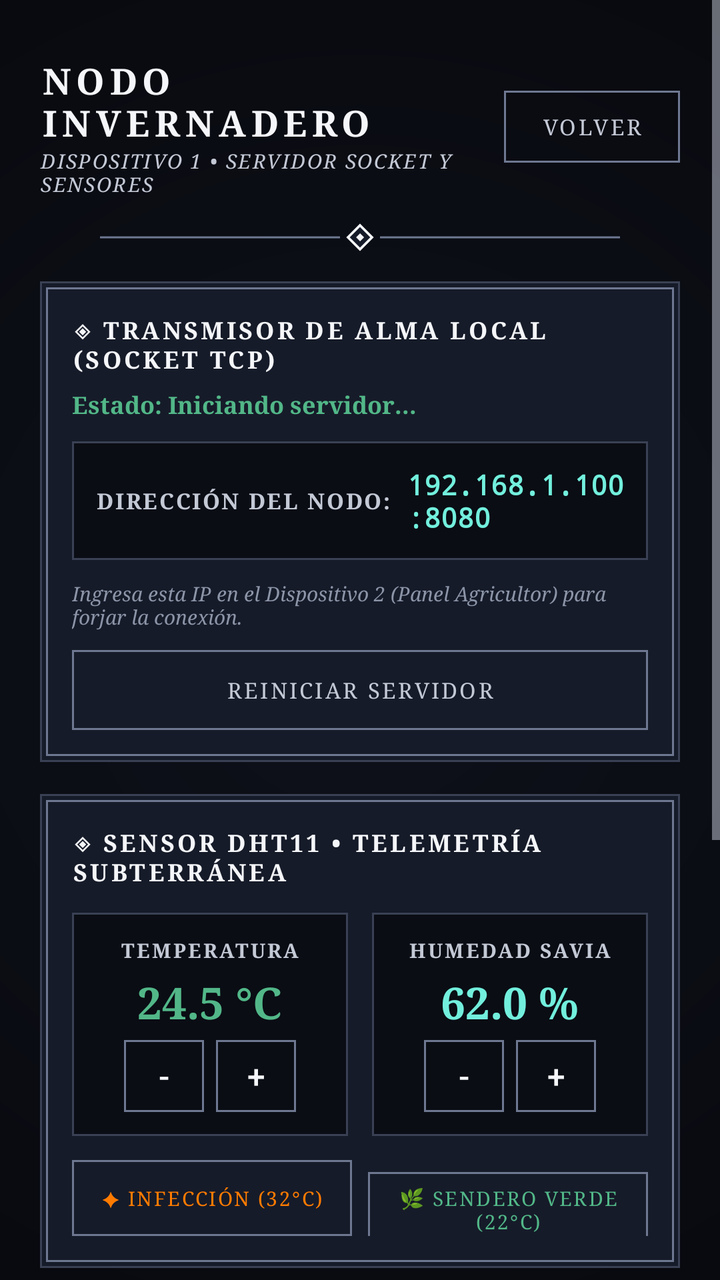
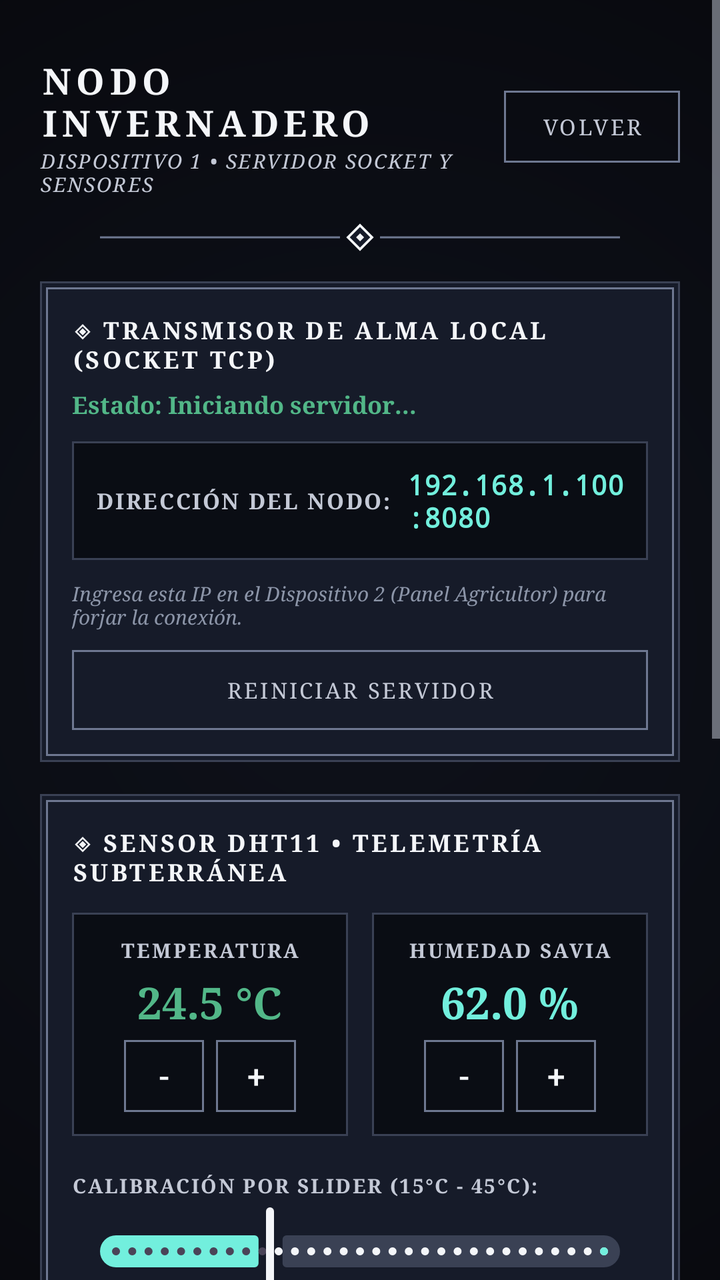

An Android layout rendered at two revisions. The XML below is the earlier revision; the diff shows what the commit changed to produce the second picture.
<!-- AndroidManifest.xml: application theme Theme.InvernaderoIoT -->
<!-- res/layout/activity_greenhouse_node.xml -->
<?xml version="1.0" encoding="utf-8"?>
<ScrollView xmlns:android="http://schemas.android.com/apk/res/android"
    xmlns:app="http://schemas.android.com/apk/res-auto"
    xmlns:tools="http://schemas.android.com/tools"
    android:id="@+id/main"
    android:layout_width="match_parent"
    android:layout_height="match_parent"
    android:background="@drawable/bg_void_vignette"
    android:fillViewport="true">

    <LinearLayout
        android:layout_width="match_parent"
        android:layout_height="wrap_content"
        android:orientation="vertical"
        android:padding="20dp">

        
        <LinearLayout
            android:layout_width="match_parent"
            android:layout_height="wrap_content"
            android:orientation="horizontal"
            android:gravity="center_vertical"
            android:layout_marginTop="8dp"
            android:layout_marginBottom="12dp">

            <LinearLayout
                android:layout_width="0dp"
                android:layout_height="wrap_content"
                android:layout_weight="1"
                android:orientation="vertical">

                <TextView
                    android:layout_width="wrap_content"
                    android:layout_height="wrap_content"
                    android:text="NODO INVERNADERO"
                    android:textSize="18sp"
                    android:textStyle="bold"
                    android:fontFamily="serif"
                    android:letterSpacing="0.14"
                    android:textAllCaps="true"
                    android:textColor="@color/hk_text_soul" />

                <TextView
                    android:layout_width="wrap_content"
                    android:layout_height="wrap_content"
                    android:text="DISPOSITIVO 1 • SERVIDOR SOCKET Y SENSORES"
                    android:textSize="10sp"
                    android:fontFamily="serif"
                    android:letterSpacing="0.08"
                    android:textAllCaps="true"
                    android:textColor="@color/hk_text_mask"
                    android:textStyle="italic" />
            </LinearLayout>

            <androidx.appcompat.widget.AppCompatButton
                android:id="@+id/btnBack"
                android:layout_width="wrap_content"
                android:layout_height="36dp"
                android:text="VOLVER"
                android:fontFamily="serif"
                android:letterSpacing="0.10"
                android:textColor="@color/hk_text_mask"
                android:textSize="11sp"
                android:background="@drawable/bg_secondary_button"
                android:paddingHorizontal="14dp" />
        </LinearLayout>

        
        <ImageView
            android:layout_width="match_parent"
            android:layout_height="16dp"
            android:layout_marginBottom="14dp"
            android:src="@drawable/ic_hallownest_divider"
            android:contentDescription="Divisor" />

        
        <LinearLayout
            android:layout_width="match_parent"
            android:layout_height="wrap_content"
            android:orientation="vertical"
            android:background="@drawable/bg_hallownest_card"
            android:padding="16dp"
            android:layout_marginBottom="16dp">

            <TextView
                android:layout_width="wrap_content"
                android:layout_height="wrap_content"
                android:text="◈ TRANSMISOR DE ALMA LOCAL (SOCKET TCP)"
                android:textSize="12sp"
                android:textStyle="bold"
                android:fontFamily="serif"
                android:letterSpacing="0.12"
                android:textAllCaps="true"
                android:textColor="@color/hk_text_soul"
                android:layout_marginBottom="6dp" />

            <TextView
                android:id="@+id/tvServerStatus"
                android:layout_width="wrap_content"
                android:layout_height="wrap_content"
                android:text="Estado: Iniciando servidor..."
                android:textSize="12sp"
                android:fontFamily="serif"
                android:textColor="@color/hk_accent_greenpath"
                android:textStyle="bold"
                android:layout_marginBottom="10dp" />

            
            <LinearLayout
                android:layout_width="match_parent"
                android:layout_height="wrap_content"
                android:orientation="horizontal"
                android:background="@drawable/bg_charm_well"
                android:padding="12dp"
                android:gravity="center_vertical"
                android:layout_marginBottom="10dp">

                <TextView
                    android:layout_width="wrap_content"
                    android:layout_height="wrap_content"
                    android:text="DIRECCIÓN DEL NODO:"
                    android:textStyle="bold"
                    android:fontFamily="serif"
                    android:letterSpacing="0.08"
                    android:textColor="@color/hk_text_mask"
                    android:textSize="11sp"
                    android:layout_marginEnd="8dp" />

                <TextView
                    android:id="@+id/tvServerIpAddress"
                    android:layout_width="0dp"
                    android:layout_height="wrap_content"
                    android:layout_weight="1"
                    android:text="192.168.1.100:8080"
                    android:textStyle="bold"
                    android:fontFamily="monospace"
                    android:textSize="14sp"
                    android:textColor="@color/hk_accent_lifeblood_glow" />
            </LinearLayout>

            <TextView
                android:layout_width="wrap_content"
                android:layout_height="wrap_content"
                android:text="Ingresa esta IP en el Dispositivo 2 (Panel Agricultor) para forjar la conexión."
                android:textSize="10sp"
                android:fontFamily="serif"
                android:textColor="@color/hk_text_lore"
                android:textStyle="italic"
                android:layout_marginBottom="10dp" />

            <androidx.appcompat.widget.AppCompatButton
                android:id="@+id/btnToggleServer"
                android:layout_width="match_parent"
                android:layout_height="40dp"
                android:text="REINICIAR SERVIDOR"
                android:fontFamily="serif"
                android:letterSpacing="0.10"
                android:textColor="@color/hk_text_mask"
                android:textSize="11sp"
                android:background="@drawable/bg_secondary_button" />

        </LinearLayout>

        
        <LinearLayout
            android:layout_width="match_parent"
            android:layout_height="wrap_content"
            android:orientation="vertical"
            android:background="@drawable/bg_hallownest_card"
            android:padding="16dp"
            android:layout_marginBottom="16dp">

            <TextView
                android:layout_width="wrap_content"
                android:layout_height="wrap_content"
                android:text="◈ SENSOR DHT11 • TELEMETRÍA SUBTERRÁNEA"
                android:textSize="12sp"
                android:textStyle="bold"
                android:fontFamily="serif"
                android:letterSpacing="0.12"
                android:textAllCaps="true"
                android:textColor="@color/hk_text_soul"
                android:layout_marginBottom="12dp" />

            
            <LinearLayout
                android:layout_width="match_parent"
                android:layout_height="wrap_content"
                android:orientation="horizontal"
                android:baselineAligned="false"
                android:layout_marginBottom="12dp">

                
                <LinearLayout
                    android:layout_width="0dp"
                    android:layout_height="wrap_content"
                    android:layout_weight="1"
                    android:orientation="vertical"
                    android:gravity="center"
                    android:background="@drawable/bg_charm_well"
                    android:padding="12dp"
                    android:layout_marginEnd="6dp">

                    <TextView
                        android:layout_width="wrap_content"
                        android:layout_height="wrap_content"
                        android:text="TEMPERATURA"
                        android:textSize="10sp"
                        android:fontFamily="serif"
                        android:letterSpacing="0.10"
                        android:textStyle="bold"
                        android:textColor="@color/hk_text_mask" />

                    <TextView
                        android:id="@+id/tvNodeTemp"
                        android:layout_width="wrap_content"
                        android:layout_height="wrap_content"
                        android:text="24.5 °C"
                        android:textSize="22sp"
                        android:textStyle="bold"
                        android:fontFamily="serif"
                        android:textColor="@color/hk_accent_greenpath"
                        android:layout_marginVertical="4dp" />

                    <LinearLayout
                        android:layout_width="wrap_content"
                        android:layout_height="wrap_content"
                        android:orientation="horizontal">

                        <androidx.appcompat.widget.AppCompatButton
                            android:id="@+id/btnTempMinus"
                            android:layout_width="40dp"
                            android:layout_height="36dp"
                            android:text="-"
                            android:textColor="@color/hk_text_soul"
                            android:textSize="16sp"
                            android:background="@drawable/bg_secondary_button"
                            android:layout_marginEnd="6dp" />

                        <androidx.appcompat.widget.AppCompatButton
                            android:id="@+id/btnTempPlus"
                            android:layout_width="40dp"
                            android:layout_height="36dp"
                            android:text="+"
                            android:textColor="@color/hk_text_soul"
                            android:textSize="16sp"
                            android:background="@drawable/bg_secondary_button" />
                    </LinearLayout>
                </LinearLayout>

                
                <LinearLayout
                    android:layout_width="0dp"
                    android:layout_height="wrap_content"
                    android:layout_weight="1"
                    android:orientation="vertical"
                    android:gravity="center"
                    android:background="@drawable/bg_charm_well"
                    android:padding="12dp"
                    android:layout_marginStart="6dp">

                    <TextView
                        android:layout_width="wrap_content"
                        android:layout_height="wrap_content"
                        android:text="HUMEDAD SAVIA"
                        android:textSize="10sp"
                        android:fontFamily="serif"
                        android:letterSpacing="0.10"
                        android:textStyle="bold"
                        android:textColor="@color/hk_text_mask" />

                    <TextView
                        android:id="@+id/tvNodeHumidity"
                        android:layout_width="wrap_content"
                        android:layout_height="wrap_content"
                        android:text="62.0 %"
                        android:textSize="22sp"
                        android:textStyle="bold"
                        android:fontFamily="serif"
                        android:textColor="@color/hk_accent_lifeblood_glow"
                        android:layout_marginVertical="4dp" />

                    <LinearLayout
                        android:layout_width="wrap_content"
                        android:layout_height="wrap_content"
                        android:orientation="horizontal">

                        <androidx.appcompat.widget.AppCompatButton
                            android:id="@+id/btnHumMinus"
                            android:layout_width="40dp"
                            android:layout_height="36dp"
                            android:text="-"
                            android:textColor="@color/hk_text_soul"
                            android:textSize="16sp"
                            android:background="@drawable/bg_secondary_button"
                            android:layout_marginEnd="6dp" />

                        <androidx.appcompat.widget.AppCompatButton
                            android:id="@+id/btnHumPlus"
                            android:layout_width="40dp"
                            android:layout_height="36dp"
                            android:text="+"
                            android:textColor="@color/hk_text_soul"
                            android:textSize="16sp"
                            android:background="@drawable/bg_secondary_button" />
                    </LinearLayout>
                </LinearLayout>
            </LinearLayout>

            
            <LinearLayout
                android:layout_width="match_parent"
                android:layout_height="wrap_content"
                android:orientation="horizontal">

                <androidx.appcompat.widget.AppCompatButton
                    android:id="@+id/btnSimulateHeatAlert"
                    android:layout_width="0dp"
                    android:layout_height="38dp"
                    android:layout_weight="1"
                    android:text="✦ INFECCIÓN (32°C)"
                    android:fontFamily="serif"
                    android:letterSpacing="0.08"
                    android:textColor="@color/hk_accent_infection"
                    android:textSize="10sp"
                    android:background="@drawable/bg_secondary_button"
                    android:layout_marginEnd="4dp" />

                <androidx.appcompat.widget.AppCompatButton
                    android:id="@+id/btnSimulateOptimal"
                    android:layout_width="0dp"
                    android:layout_height="38dp"
                    android:layout_weight="1"
                    android:text="🌿 SENDERO VERDE (22°C)"
                    android:fontFamily="serif"
                    android:letterSpacing="0.08"
                    android:textColor="@color/hk_accent_greenpath"
                    android:textSize="10sp"
                    android:background="@drawable/bg_secondary_button"
                    android:layout_marginStart="4dp" />
            </LinearLayout>

        </LinearLayout>

        
        <LinearLayout
            android:layout_width="match_parent"
            android:layout_height="wrap_content"
            android:orientation="vertical"
            android:background="@drawable/bg_hallownest_card"
            android:padding="16dp"
            android:layout_marginBottom="16dp">

            <TextView
                android:layout_width="wrap_content"
                android:layout_height="wrap_content"
                android:text="◈ ACTUADOR • CORRIENTE DE AIRE"
                android:textSize="12sp"
                android:textStyle="bold"
                android:fontFamily="serif"
                android:letterSpacing="0.12"
                android:textAllCaps="true"
                android:textColor="@color/hk_text_soul"
                android:layout_marginBottom="8dp" />

            
            <TextView
                android:id="@+id/tvNodeFanStatus"
                android:layout_width="match_parent"
                android:layout_height="wrap_content"
                android:text="VENTILADOR: EN REPOSO"
                android:textSize="13sp"
                android:textStyle="bold"
                android:fontFamily="serif"
                android:letterSpacing="0.12"
                android:textAllCaps="true"
                android:textColor="@color/hk_text_soul"
                android:background="@drawable/bg_charm_well"
                android:gravity="center"
                android:paddingVertical="12dp"
                android:layout_marginBottom="8dp" />

            <TextView
                android:id="@+id/tvNodeMode"
                android:layout_width="wrap_content"
                android:layout_height="wrap_content"
                android:text="Modo: AUTOMÁTICO (Enfriamiento activo si T > 28°C)"
                android:textSize="11sp"
                android:fontFamily="serif"
                android:textColor="@color/hk_text_lore"
                android:textStyle="italic" />

        </LinearLayout>

        
        <LinearLayout
            android:layout_width="match_parent"
            android:layout_height="wrap_content"
            android:orientation="vertical"
            android:background="@drawable/bg_charm_well"
            android:padding="14dp"
            android:layout_marginBottom="16dp">

            <TextView
                android:layout_width="wrap_content"
                android:layout_height="wrap_content"
                android:text="TABLILLA DE TRANSMISIONES EN VIVO (LOG)"
                android:textColor="@color/hk_text_mask"
                android:textStyle="bold"
                android:fontFamily="serif"
                android:letterSpacing="0.10"
                android:textSize="11sp"
                android:layout_marginBottom="6dp" />

            <TextView
                android:id="@+id/tvNodeConsole"
                android:layout_width="match_parent"
                android:layout_height="90dp"
                android:text="> Esperando conexión del Agricultor..."
                android:textColor="@color/hk_accent_lifeblood_glow"
                android:fontFamily="monospace"
                android:textSize="11sp"
                android:scrollbars="vertical" />
        </LinearLayout>

    </LinearLayout>
</ScrollView>
<!-- resources referenced by this layout -->
<resources>
  <color name="hk_accent_greenpath">#52B788</color>
  <color name="hk_accent_infection">#FF7B00</color>
  <color name="hk_accent_lifeblood_glow">#72EFDD</color>
  <color name="hk_text_lore">#8C95A8</color>
  <color name="hk_text_mask">#C4C9D6</color>
  <color name="hk_text_soul">#F4F6F9</color>
  <!-- drawable bg_charm_well (drawable) -->
  <?xml version="1.0" encoding="utf-8"?>
  <shape xmlns:android="http://schemas.android.com/apk/res/android"
      android:shape="rectangle">
      <solid android:color="@color/hk_surface_dark_well" />
      <stroke
          android:width="1dp"
          android:color="@color/hk_border_stone" />
  </shape>
  <!-- drawable bg_hallownest_card (drawable) -->
  <?xml version="1.0" encoding="utf-8"?>
  <layer-list xmlns:android="http://schemas.android.com/apk/res/android">
      
      <item>
          <shape android:shape="rectangle">
              <solid android:color="@color/hk_surface_card" />
              <stroke
                  android:width="1dp"
                  android:color="@color/hk_border_stone" />
          </shape>
      </item>
  
      
      <item
          android:top="3dp"
          android:bottom="3dp"
          android:left="3dp"
          android:right="3dp">
          <shape android:shape="rectangle">
              <solid android:color="@color/hk_surface_card" />
              <stroke
                  android:width="1dp"
                  android:color="@color/hk_border_pale_ore" />
          </shape>
      </item>
  </layer-list>
  <!-- drawable bg_secondary_button (drawable) -->
  <?xml version="1.0" encoding="utf-8"?>
  <selector xmlns:android="http://schemas.android.com/apk/res/android">
      <item android:state_pressed="true">
          <shape android:shape="rectangle">
              <solid android:color="@color/hk_surface_card" />
              <stroke
                  android:width="1dp"
                  android:color="@color/hk_text_soul" />
          </shape>
      </item>
      <item>
          <shape android:shape="rectangle">
              <solid android:color="@android:color/transparent" />
              <stroke
                  android:width="1dp"
                  android:color="@color/hk_border_pale_ore" />
          </shape>
      </item>
  </selector>
  <!-- drawable bg_void_vignette (drawable) -->
  <?xml version="1.0" encoding="utf-8"?>
  <shape xmlns:android="http://schemas.android.com/apk/res/android"
      android:shape="rectangle">
      
      <gradient
          android:type="radial"
          android:gradientRadius="450dp"
          android:startColor="#0E111A"
          android:centerColor="#0B0D14"
          android:endColor="#07080C" />
  </shape>
  <style name="Theme.InvernaderoIoT" parent="Base.Theme.InvernaderoIoT" />
  <color name="hk_surface_dark_well">#0A0D14</color>
  <color name="hk_border_stone">#3A4154</color>
  <color name="hk_surface_card">#161B29</color>
  <color name="hk_border_pale_ore">#6E7891</color>
  <style name="Base.Theme.InvernaderoIoT" parent="Theme.Material3.Dark.NoActionBar">
          <item name="android:windowBackground">@drawable/bg_void_vignette</item>
          <item name="android:statusBarColor">@color/hk_bg_void</item>
          <item name="android:navigationBarColor">@color/hk_bg_void</item>
          <item name="colorPrimary">@color/hk_text_soul</item>
          <item name="colorPrimaryVariant">@color/hk_surface_elevated</item>
          <item name="colorSecondary">@color/hk_accent_lifeblood</item>
          <item name="colorSurface">@color/hk_surface_card</item>
          <item name="android:textColorPrimary">@color/hk_text_soul</item>
          <item name="android:textColorSecondary">@color/hk_text_mask</item>
      </style>
  <color name="hk_bg_void">#07080C</color>
  <color name="hk_surface_elevated">#1F263B</color>
  <color name="hk_accent_lifeblood">#00B4D8</color>
  <!-- unchanged entries left out for length: 1 -->
</resources>

<!-- the commit's change to res/layout/activity_greenhouse_node.xml (unified diff, before → after) -->
@@ -306,6 +306,32 @@
                     </LinearLayout>
                 </LinearLayout>
             </LinearLayout>
+
+            
+            <TextView
+                android:layout_width="wrap_content"
+                android:layout_height="wrap_content"
+                android:text="CALIBRACIÓN POR SLIDER (15°C - 45°C):"
+                android:textSize="10sp"
+                android:fontFamily="serif"
+                android:letterSpacing="0.08"
+                android:textStyle="bold"
+                android:textColor="@color/hk_text_mask"
+                android:layout_marginTop="6dp"
+                android:layout_marginBottom="2dp" />
+
+            <com.google.android.material.slider.Slider
+                android:id="@+id/sliderNodeTemp"
+                android:layout_width="match_parent"
+                android:layout_height="wrap_content"
+                android:valueFrom="15.0"
+                android:valueTo="45.0"
+                android:stepSize="0.5"
+                android:value="24.5"
+                app:thumbColor="@color/hk_text_soul"
+                app:trackColorActive="@color/hk_accent_lifeblood_glow"
+                app:trackColorInactive="@color/hk_border_stone"
+                android:layout_marginBottom="10dp" />
 
             
             <LinearLayout
@@ -364,6 +390,18 @@
                 android:layout_marginBottom="8dp" />
 
             
+            <com.google.android.material.materialswitch.MaterialSwitch
+                android:id="@+id/switchNodeFan"
+                android:layout_width="match_parent"
+                android:layout_height="wrap_content"
+                android:text="INTERRUPTOR ACTUADOR (SWITCH ON/OFF)"
+                android:fontFamily="serif"
+                android:letterSpacing="0.06"
+                android:textColor="@color/hk_text_soul"
+                android:textSize="11sp"
+                android:layout_marginBottom="6dp" />
+
+            
             <TextView
                 android:id="@+id/tvNodeFanStatus"
                 android:layout_width="match_parent"
